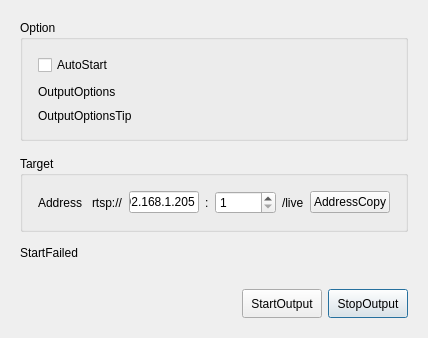
Above: rtsp_properties.ui from SKutukov/obs-rtspserver before the change. Below: the same form after it.
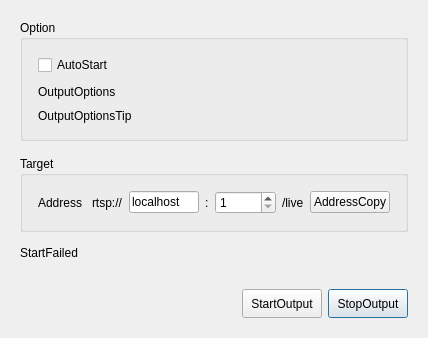
That is the form after the change.

Commit message: save host to config

Patch:
```diff
--- a/rtsp_properties.ui
+++ b/rtsp_properties.ui
@@ -181,7 +181,7 @@
          <item>
             <widget class="QLineEdit" name="labelHost">
                 <property name="text">
-                    <string>192.168.1.205</string>
+                    <string>localhost</string>
                 </property>
             </widget>
          </item>
```
The commit also changes 1 other file.
